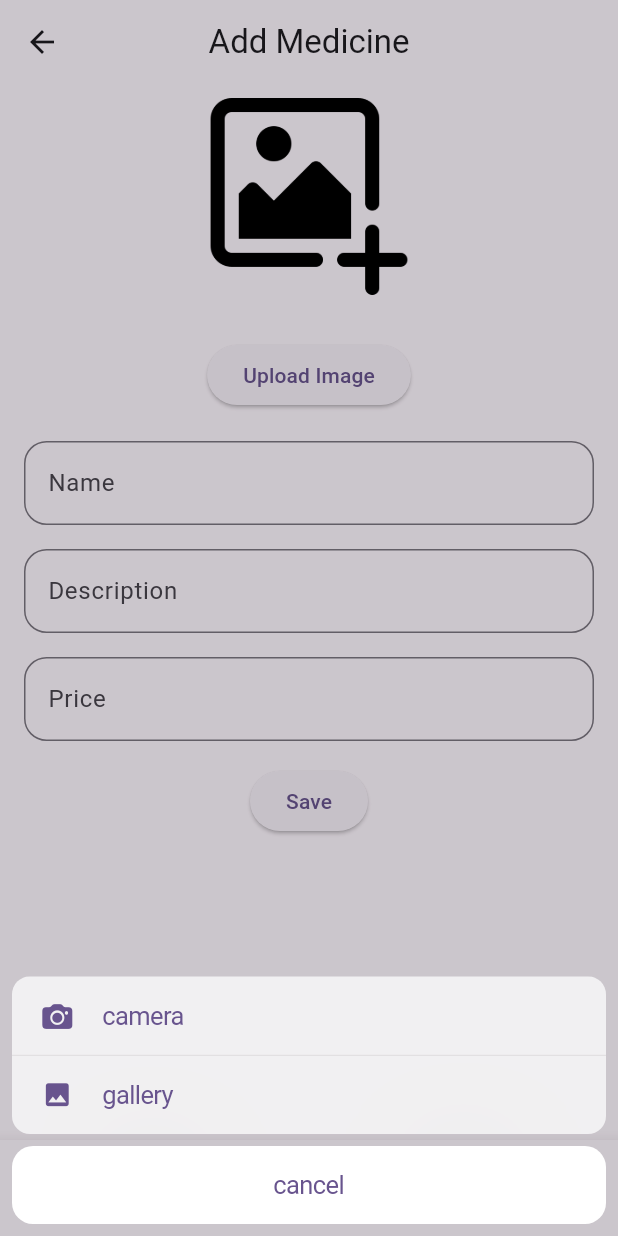
After one commit to haidyhesham95/medicine, a Flutter app: the Wrapper screen opened directly, item 2 of the bottom bar chosen, after a tap on "Upload Image", on a phone screen of 412 x 824 dp. The commit adds this screen. Run offline on Flutter 3.47's test engine with Material 3 defaults, Android fonts, the phone set to English and light mode, and no system bars; our stand-ins replace bloc, cached_network_image, cloud_firestore, equatable, firebase_auth, firebase_core and 7 more; accounts and stored records are empty; generated files the repository leaves out were written again.

Commit message:
add medicine

```diff
--- /dev/null
+++ b/lib/core/image_picker.dart
@@ -0,0 +1,88 @@
+import 'dart:io';
+import 'package:flutter/cupertino.dart';
+import 'package:flutter/material.dart';
+import 'package:image_picker/image_picker.dart';
+
+class PickImage {
+  static PickImage get init => PickImage._();
+
+  PickImage._();
+
+  Future imagePickerDialog(
+      {Function(File file,String name)? onSubmit,
+      bool withCrop = false,
+      bool isMulti = false,
+      Function(List<File> file,List<String> names)? onSubmitMulti,
+      required BuildContext context}) async {
+    ImagePicker pick = ImagePicker();
+    return showCupertinoModalPopup(
+      context: context,
+      builder: (context) {
+        return CupertinoActionSheet(
+          cancelButton: CupertinoButton(
+            child: const Text('cancel'),
+            onPressed: () => Navigator.of(context).pop(),
+          ),
+          actions: [
+            CupertinoButton(
+              child: const Row(
+                children: <Widget>[
+                  Icon(
+                    CupertinoIcons.photo_camera_solid,
+                  ),
+                  SizedBox(width: 20),
+                  Text('camera'),
+                ],
+              ),
+              onPressed: () async {
+                XFile? pickedFile = await pick.pickImage(
+                    source: ImageSource.camera, maxWidth: 400);
+                if (pickedFile != null) {
+                  Navigator.pop(context);
+                  if (onSubmit != null) onSubmit(File(pickedFile.path),pickedFile.name);
+                  if (onSubmitMulti != null) {
+                    onSubmitMulti([File(pickedFile.path)],[pickedFile.name]);
+                  }
+                }
+              },
+            ),
+            CupertinoButton(
+              child: const Row(
+                children: <Widget>[
+                  Icon(Icons.insert_photo),
+                  SizedBox(width: 20),
+                  Text('gallery'),
+                ],
+              ),
+              onPressed: () async {
+                if (isMulti) {
+                  List<XFile>? pickedFile =
+                      await pick.pickMultiImage(maxWidth: 400);
+                  if (pickedFile != null) {
+                    if (onSubmitMulti != null) {
+                      List<File> files = [];
+                      List<String> names = [];
+                      for (int i = 0; i < pickedFile.length; i++) {
+                        files.add(File(pickedFile[i].path));
+                        names.add(pickedFile[i].name);
+                      }
+                      onSubmitMulti(files,names);
+                    }
+                    if (onSubmit != null) onSubmit(File(pickedFile[0].path),pickedFile[0].name);
+                  }
+                } else {
+                  XFile? pickedFile = await pick.pickImage(
+                      source: ImageSource.gallery, maxWidth: 400);
+                  if (pickedFile != null) {
+                    Navigator.pop(context);
+                    if (onSubmit != null) onSubmit(File(pickedFile.path),pickedFile.name);
+                  }
+                }
+              },
+            ),
+          ],
+        );
+      },
+    );
+  }
+}
--- a/lib/core/kiwi.dart
+++ b/lib/core/kiwi.dart
@@ -1,5 +1,6 @@
 import 'package:flutter/material.dart';
 import 'package:kiwi/kiwi.dart';
+import 'package:pharmacy/views/add_medicine/bloc/add_medicine_bloc.dart';
 import 'package:pharmacy/views/auth/login/bloc/login_bloc.dart';
 import 'package:pharmacy/views/auth/signup/bloc/signup_bloc.dart';
 
@@ -8,6 +9,7 @@ Future<void> initKiwi() async {
   KiwiContainer container = KiwiContainer();
   container.registerFactory((container) => LoginBloc());
   container.registerFactory((container) => SignupBloc());
+  container.registerFactory((container) => AddMedicineBloc());
 
 
 }
--- /dev/null
+++ b/lib/views/add_medicine/add_medicine.dart
@@ -0,0 +1,160 @@
+import 'package:cached_network_image/cached_network_image.dart';
+import 'package:flutter/material.dart';
+import 'package:flutter_bloc/flutter_bloc.dart';
+import 'package:kiwi/kiwi.dart';
+import 'package:pharmacy/core/helper_methods.dart';
+import 'package:pharmacy/gen/assets.gen.dart';
+import 'package:pharmacy/views/add_medicine/bloc/add_medicine_bloc.dart';
+
+class AddMedicineScreens extends StatefulWidget {
+  const AddMedicineScreens({super.key});
+
+  @override
+  State<AddMedicineScreens> createState() => _AddMedicineScreensState();
+}
+
+class _AddMedicineScreensState extends State<AddMedicineScreens> {
+  final bloc = KiwiContainer().resolve<AddMedicineBloc>();
+
+  @override
+  Widget build(BuildContext context) {
+    return Scaffold(
+      appBar: AppBar(
+        title: const Text('Add Medicine'),
+        centerTitle: true,
+      ),
+      body: SingleChildScrollView(
+        padding: EdgeInsetsDirectional.symmetric(horizontal: 16),
+        child: Form(
+          key: bloc.formKey,
+          child: Column(
+            children: [
+              Align(
+                alignment: Alignment.center,
+                child: bloc.imageFile == null
+                    ? Container(
+                        width: 150.0,
+                        height: 150.0,
+                        decoration: BoxDecoration(
+                          image: DecorationImage(
+                              image: AssetImage(Assets.images.addImage.path),
+                              fit: BoxFit.cover),
+                        ),
+                      )
+                    : Container(
+                        width: 150.0,
+                        height: 150.0,
+                        decoration: BoxDecoration(
+                          image: DecorationImage(
+                              image: FileImage(bloc.imageFile!),
+                              fit: BoxFit.cover),
+                        ),
+                      ),
+              ),
+              const SizedBox(
+                height: 20,
+              ),
+              Center(
+                child: ElevatedButton(
+                  onPressed: () {
+                    bloc.pickImage.imagePickerDialog(
+                      context: context,
+                      onSubmit: (file, name) {
+                        setState(() {
+                          bloc.imageFile = file;
+                          bloc.imageName = name;
+                        });
+                      },
+                    );
+                  },
+                  child: const Text('Upload Image'),
+                ),
+              ),
+              const SizedBox(
+                height: 20,
+              ),
+              TextFormField(
+                controller: bloc.name,
+                validator: (value) {
+                  if (value == '') {
+                    return 'please enter your name';
+                  }
+                  return null;
+                },
+                decoration: InputDecoration(
+                    hintText: 'Name',
+                    border: OutlineInputBorder(
+                        borderRadius: BorderRadius.circular(15))),
+              ),
+              const SizedBox(
+                height: 16,
+              ),
+              TextFormField(
+                controller: bloc.description,
+                validator: (value) {
+                  if (value == '') {
+                    return 'please enter description';
+                  }
+                  return null;
+                },
+                decoration: InputDecoration(
+                    hintText: 'Description',
+                    border: OutlineInputBorder(
+                        borderRadius: BorderRadius.circular(15))),
+              ),
+              const SizedBox(
+                height: 16,
+              ),
+              TextFormField(
+                controller: bloc.price,
+                validator: (value) {
+                  if (value == '') {
+                    return 'please enter price';
+                  }
+                  return null;
+                },
+                decoration: InputDecoration(
+                    hintText: 'Price',
+                    border: OutlineInputBorder(
+                        borderRadius: BorderRadius.circular(15))),
+              ),
+              const SizedBox(
+                height: 16,
+              ),
+              BlocListener(
+                bloc:bloc,
+                listener: (context, state) {
+                  if(state is AddMedicineSuccessState){
+                    toast(msg: state.message);
+                    setState(() {
+                      bloc.imageFile=null;
+                      bloc.name.clear();
+                      bloc.price.clear();
+                      bloc.description.clear();
+                    });
+                  }
+                },
+                child: ElevatedButton(
+                    onPressed: () {
+                      if (bloc.formKey.currentState!.validate()) {
+                        if (bloc.imageFile == null) {
+                          toast(msg: 'choose image');
+                        } else {
+                          bloc.add(AddMedicineNowEvent(
+                              name: bloc.name.text,
+                              price: bloc.price.text,
+                              description: bloc.description.text,
+                              image: bloc.imageFile!,
+                              imageName: bloc.imageName));
+                        }
+                      }
+                    },
+                    child: const Text('Save')),
+              )
+            ],
+          ),
+        ),
+      ),
+    );
+  }
+}
--- /dev/null
+++ b/lib/views/add_medicine/bloc/add_medicine_bloc.dart
@@ -0,0 +1,47 @@
+import 'dart:async';
+import 'dart:io';
+
+import 'package:bloc/bloc.dart';
+import 'package:cloud_firestore/cloud_firestore.dart';
+import 'package:equatable/equatable.dart';
+import 'package:firebase_storage/firebase_storage.dart';
+import 'package:flutter/material.dart';
+import 'package:pharmacy/core/image_picker.dart';
+
+part 'add_medicine_event.dart';
+part 'add_medicine_state.dart';
+
+class AddMedicineBloc extends Bloc<AddMedicineEvent, AddMedicineState> {
+  final name = TextEditingController();
+  final price = TextEditingController();
+  final description = TextEditingController();
+  String imageName="";
+  PickImage pickImage = PickImage.init;
+  File? imageFile;
+  final imageIns=FirebaseStorage.instance.ref();
+  final ins=FirebaseFirestore.instance;
+
+  final formKey=GlobalKey<FormState>();
+
+  AddMedicineBloc() : super(AddMedicineInitial()) {
+    on<AddMedicineNowEvent>(addMedicine);
+  }
+  FutureOr<void> addMedicine(AddMedicineNowEvent event, Emitter<AddMedicineState> emit) async{
+    try{
+      emit(AddMedicineLoadingState());
+      final imageRef=imageIns.child('${DateTime.now()} ${event.imageName}');
+      await imageRef.putFile(event.image);
+      final storageRef=await imageRef.getDownloadURL();
+      ins.collection('medicines').add({
+        'name':event.name,
+        'price':event.price,
+        'description':event.description,
+        'image':storageRef,
+        'createdAt':DateTime.now().toIso8601String(),
+      });
+      emit(AddMedicineSuccessState(message: 'Product added successfully'));
+    }on FirebaseException catch(e){
+      emit(AddMedicineFailureState(message: e.code));
+    }
+  }
+}
--- /dev/null
+++ b/lib/views/add_medicine/bloc/add_medicine_event.dart
@@ -0,0 +1,10 @@
+part of 'add_medicine_bloc.dart';
+
+sealed class AddMedicineEvent extends Equatable{}
+class AddMedicineNowEvent extends AddMedicineEvent{
+  final String name,price,description,imageName;
+  final File image;
+  AddMedicineNowEvent({required this.name, required this.price, required this.description, required this.image,required this.imageName});
+  @override
+  List<Object?> get props => [name,price,description,image,imageName];
+}
--- /dev/null
+++ b/lib/views/add_medicine/bloc/add_medicine_state.dart
@@ -0,0 +1,14 @@
+part of 'add_medicine_bloc.dart';
+
+sealed class AddMedicineState {}
+
+final class AddMedicineInitial extends AddMedicineState {}
+final class AddMedicineLoadingState extends AddMedicineState {}
+final class AddMedicineSuccessState extends AddMedicineState {
+  final String message;
+  AddMedicineSuccessState({required this.message});
+}
+final class AddMedicineFailureState extends AddMedicineState {
+  final String message;
+  AddMedicineFailureState({required this.message});
+}
--- /dev/null
+++ b/lib/views/all_medicines/bloc/all_medicines_bloc.dart
@@ -0,0 +1,13 @@
+import 'package:bloc/bloc.dart';
+import 'package:meta/meta.dart';
+
+part 'all_medicines_event.dart';
+part 'all_medicines_state.dart';
+
+class AllMedicinesBloc extends Bloc<AllMedicinesEvent, AllMedicinesState> {
+  AllMedicinesBloc() : super(AllMedicinesInitial()) {
+    on<AllMedicinesEvent>((event, emit) {
+      // TODO: implement event handler
+    });
+  }
+}
--- /dev/null
+++ b/lib/views/all_medicines/bloc/all_medicines_event.dart
@@ -0,0 +1,4 @@
+part of 'all_medicines_bloc.dart';
+
+@immutable
+sealed class AllMedicinesEvent {}
--- /dev/null
+++ b/lib/views/all_medicines/bloc/all_medicines_state.dart
@@ -0,0 +1,6 @@
+part of 'all_medicines_bloc.dart';
+
+@immutable
+sealed class AllMedicinesState {}
+
+final class AllMedicinesInitial extends AllMedicinesState {}
--- a/lib/views/auth/login/login.dart
+++ b/lib/views/auth/login/login.dart
@@ -1,10 +1,12 @@
 import 'package:flutter/material.dart';
 import 'package:kiwi/kiwi.dart';
 import 'package:pharmacy/core/helper_methods.dart';
-import 'package:pharmacy/views/all_medicines.dart';
+import 'package:pharmacy/views/add_medicine/add_medicine.dart';
+import 'package:pharmacy/views/all_medicines/all_medicines.dart';
 import 'package:pharmacy/views/auth/login/bloc/login_bloc.dart';
 import 'package:pharmacy/views/auth/signup/signup.dart';
 import 'package:flutter_bloc/flutter_bloc.dart';
+import 'package:pharmacy/wrapper.dart';
 
 
 class LoginScreen extends StatelessWidget {
@@ -71,7 +73,7 @@ class LoginScreen extends StatelessWidget {
                   listener: (context, state) {
                    if(state is LoginSuccessState){
                      toast(msg: state.message);
-                     navigateTo(context, page: const AllMedicinesScreen());
+                     navigateTo(context, page: Wrapper());
                    }else if(state is LoginFailureState){
                      toast(msg: state.message);
                    }
--- a/lib/views/auth/signup/signup.dart
+++ b/lib/views/auth/signup/signup.dart
@@ -2,7 +2,7 @@ import 'package:flutter/material.dart';
 import 'package:flutter_bloc/flutter_bloc.dart';
 import 'package:kiwi/kiwi.dart';
 import 'package:pharmacy/core/helper_methods.dart';
-import 'package:pharmacy/views/all_medicines.dart';
+import 'package:pharmacy/views/all_medicines/all_medicines.dart';
 import 'package:pharmacy/views/auth/signup/bloc/signup_bloc.dart';
 
 class SignUpScreen extends StatelessWidget {
--- /dev/null
+++ b/lib/wrapper.dart
@@ -0,0 +1,37 @@
+import 'package:flutter/material.dart';
+import 'package:flutter_svg/flutter_svg.dart';
+import 'package:pharmacy/gen/assets.gen.dart';
+import 'package:pharmacy/views/add_medicine/add_medicine.dart';
+import 'package:pharmacy/views/all_medicines/all_medicines.dart';
+
+class Wrapper extends StatefulWidget {
+  Wrapper({super.key,this.currentIndex=0});
+  int currentIndex ;
+
+  @override
+  State<Wrapper> createState() => _WrapperState();
+}
+
+class _WrapperState extends State<Wrapper> {
+  final titles=['Medicines','Add'];
+
+  final List<String> icons=[Assets.icons.medicine,Assets.icons.add];
+
+  final List<Widget>screens=[AllMedicinesScreen(),AddMedicineScreens()];
+
+  @override
+  Widget build(BuildContext context) {
+    return Scaffold(
+      bottomNavigationBar: BottomNavigationBar(
+        items: List.generate(icons.length, (index) => BottomNavigationBarItem(icon: SvgPicture.asset(icons[index],width: 30,height: 30,),label: titles[index])),
+        currentIndex: widget.currentIndex,
+        onTap: (value) {
+          setState(() {
+            widget.currentIndex=value;
+          });
+        },
+      ),
+      body: screens[widget.currentIndex],
+    );
+  }
+}
```
Also changed, not shown: lib/views/all_medicines/widgets/medicine_card.dart (added, +10 -0 lines), pubspec.yaml (+8 -3 lines), assets/icons/add.svg (added), assets/icons/medicine.svg (added), assets/images/add_image.png (added), lib/views/add_medicine.dart (deleted), lib/views/all_medicines/all_medicines.dart (renamed from lib/views/all_medicines.dart), pubspec.lock, 3 other files.
